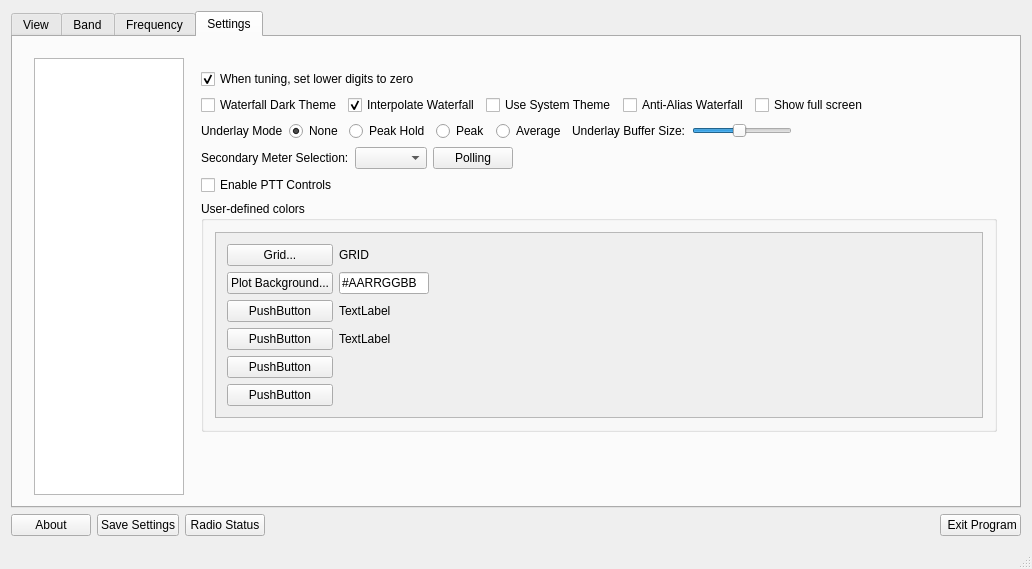
Before: the Qt Designer form wfmain.ui in adecarolis/wfweb, drawn with Qt 5.
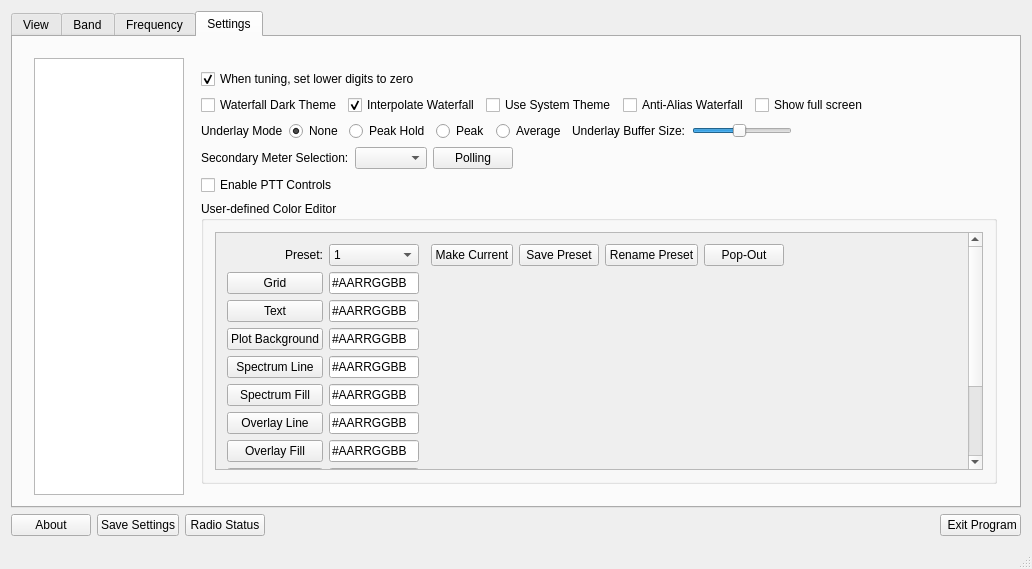
After: the same form once the commit is applied. Custom widgets are drawn as their Qt base class.

Commit message: Color preferences. We can now set a single color and also detach the settings tab.

What changed in the file:
```diff
--- a/wfmain.ui
+++ b/wfmain.ui
@@ -3090,7 +3090,7 @@
                  </size>
                 </property>
                 <property name="title">
-                 <string>User-defined colors</string>
+                 <string>User-defined Color Editor</string>
                 </property>
                 <layout class="QGridLayout" name="gridLayout_4">
                  <item row="0" column="0">
@@ -3104,87 +3104,186 @@
                       <x>0</x>
                       <y>0</y>
                       <width>767</width>
-                      <height>192</height>
+                      <height>372</height>
                      </rect>
                     </property>
                     <layout class="QGridLayout" name="gridLayout_2">
-                     <item row="0" column="3">
-                      <spacer name="horizontalSpacer_29">
-                       <property name="orientation">
-                        <enum>Qt::Horizontal</enum>
-                       </property>
-                       <property name="sizeHint" stdset="0">
-                        <size>
-                         <width>40</width>
-                         <height>20</height>
-                        </size>
-                       </property>
-                      </spacer>
+                     <item row="11" column="2">
+                      <widget class="QLedLabel" name="colorSwatchMeterAverage" native="true"/>
                      </item>
-                     <item row="0" column="0">
-                      <widget class="QPushButton" name="colorSetBtnGrid">
-                       <property name="text">
-                        <string>Grid...</string>
-                       </property>
-                      </widget>
-                     </item>
-                     <item row="4" column="0">
-                      <widget class="QPushButton" name="pushButton_3">
-                       <property name="text">
-                        <string>PushButton</string>
-                       </property>
-                      </widget>
+                     <item row="4" column="2">
+                      <widget class="QLedLabel" name="colorSwatchPlotBackground" native="true"/>
                      </item>
                      <item row="3" column="1">
-                      <widget class="QLabel" name="label_46">
+                      <widget class="QLineEdit" name="colorEditText">
+                       <property name="maximumSize">
+                        <size>
+                         <width>90</width>
+                         <height>16777215</height>
+                        </size>
+                       </property>
                        <property name="text">
-                        <string>TextLabel</string>
+                        <string>#AARRGGBB</string>
                        </property>
                       </widget>
                      </item>
-                     <item row="3" column="0">
-                      <widget class="QPushButton" name="pushButton_4">
+                     <item row="8" column="1">
+                      <widget class="QLineEdit" name="colorEditOverlayFill">
+                       <property name="maximumSize">
+                        <size>
+                         <width>90</width>
+                         <height>16777215</height>
+                        </size>
+                       </property>
                        <property name="text">
-                        <string>PushButton</string>
+                        <string>#AARRGGBB</string>
                        </property>
                       </widget>
                      </item>
-                     <item row="5" column="0">
-                      <widget class="QPushButton" name="pushButton_2">
+                     <item row="7" column="2">
+                      <widget class="QLedLabel" name="colorSwatchOverlayLine" native="true"/>
+                     </item>
+                     <item row="6" column="2">
+                      <widget class="QLedLabel" name="colorSwatchSpecLine_2" native="true"/>
+                     </item>
+                     <item row="7" column="0">
+                      <widget class="QPushButton" name="colorSetBtnOverlayLine">
                        <property name="text">
-                        <string>PushButton</string>
+                        <string>Overlay Line</string>
+                       </property>
+                      </widget>
+                     </item>
+                     <item row="4" column="1">
+                      <widget class="QLineEdit" name="colorEditPlotBackground">
+                       <property name="maximumSize">
+                        <size>
+                         <width>90</width>
+                         <height>16777215</height>
+                        </size>
+                       </property>
+                       <property name="text">
+                        <string>#AARRGGBB</string>
+                       </property>
+                      </widget>
+                     </item>
+                     <item row="1" column="5">
+                      <widget class="QPushButton" name="colorRenamePreset">
+                       <property name="text">
+                        <string>Rename Preset</string>
+                       </property>
+                      </widget>
+                     </item>
+                     <item row="3" column="2">
+                      <widget class="QLedLabel" name="colorSwatchText" native="true"/>
+                     </item>
+                     <item row="12" column="1">
+                      <widget class="QLineEdit" name="colorEditMeterPeak">
+                       <property name="maximumSize">
+                        <size>
+                         <width>90</width>
+                         <height>16777215</height>
+                        </size>
+                       </property>
+                       <property name="text">
+                        <string>#AARRGGBB</string>
+                       </property>
+                      </widget>
+                     </item>
+                     <item row="11" column="0">
+                      <widget class="QPushButton" name="colorSetBtnMeterAvg">
+                       <property name="text">
+                        <string>Meter Average</string>
+                       </property>
+                      </widget>
+                     </item>
+                     <item row="12" column="2">
+                      <widget class="QLedLabel" name="colorSwatchMeterPeak" native="true"/>
+                     </item>
+                     <item row="11" column="1">
+                      <widget class="QLineEdit" name="colorEditMeterAvg">
+                       <property name="maximumSize">
+                        <size>
+                         <width>90</width>
+                         <height>16777215</height>
+                        </size>
+                       </property>
+                       <property name="text">
+                        <string>#AARRGGBB</string>
+                       </property>
+                      </widget>
+                     </item>
+                     <item row="6" column="0">
+                      <widget class="QPushButton" name="colorSetBtnSpecFill">
+                       <property name="text">
+                        <string>Spectrum Fill</string>
                        </property>
                       </widget>
                      </item>
                      <item row="1" column="0">
-                      <widget class="QPushButton" name="colorSetBtnPlotBackground">
+                      <widget class="QLabel" name="colorPresetLabel">
                        <property name="text">
-                        <string>Plot Background...</string>
+                        <string>Preset:</string>
                        </property>
-                      </widget>
-                     </item>
-                     <item row="0" column="1">
-                      <widget class="QLabel" name="colorLabelGrid">
-                       <property name="text">
-                        <string>GRID</string>
+                       <property name="alignment">
+                        <set>Qt::AlignRight|Qt::AlignTrailing|Qt::AlignVCenter</set>
                        </property>
                       </widget>
                      </item>
-                     <item row="2" column="0">
-                      <widget class="QPushButton" name="pushButton">
-                       <property name="text">
-                        <string>PushButton</string>
+                     <item row="1" column="1">
+                      <widget class="QComboBox" name="colorPresetCombo">
+                       <property name="maximumSize">
+                        <size>
+                         <width>90</width>
+                         <height>16777215</height>
+                        </size>
                        </property>
+                       <item>
+                        <property name="text">
+                         <string>1</string>
+                        </property>
+                       </item>
+                       <item>
+                        <property name="text">
+                         <string>2</string>
+                        </property>
+                       </item>
+                       <item>
+                        <property name="text">
+                         <string>3</string>
+                        </property>
+                       </item>
+                       <item>
+                        <property name="text">
+                         <string>4</string>
+                        </property>
+                       </item>
+                       <item>
+                        <property name="text">
+                         <string>5</string>
+                        </property>
+                       </item>
                       </widget>
                      </item>
-                     <item row="2" column="1">
-                      <widget class="QLabel" name="label_45">
+                     <item row="1" column="2">
+                      <widget class="QWidget" name="colorDummyLed" native="true"/>
+                     </item>
+                     <item row="10" column="2">
+                      <widget class="QLedLabel" name="colorSwatchMeterLevel" native="true"/>
+                     </item>
+                     <item row="5" column="1">
+                      <widget class="QLineEdit" name="colorEditSpecLine">
+                       <property name="maximumSize">
+                        <size>
+                         <width>90</width>
+                         <height>16777215</height>
+                        </size>
+                       </property>
                        <property name="text">
-                        <string>TextLabel</string>
+                        <string>#AARRGGBB</string>
                        </property>
                       </widget>
                      </item>
-                     <item row="0" column="2">
+                     <item row="2" column="2">
                       <widget class="QLedLabel" name="colorSwatchGrid" native="true">
                        <property name="minimumSize">
                         <size>
@@ -3200,8 +3299,15 @@
                        </property>
                       </widget>
                      </item>
-                     <item row="1" column="1">
-                      <widget class="QLineEdit" name="colorLinePlotBackground">
+                     <item row="5" column="0">
+                      <widget class="QPushButton" name="colorSetBtnSpecLine">
+                       <property name="text">
+                        <string>Spectrum Line</string>
+                       </property>
+                      </widget>
+                     </item>
+                     <item row="7" column="1">
+                      <widget class="QLineEdit" name="colorEditOverlayLine">
                        <property name="maximumSize">
                         <size>
                          <width>90</width>
@@ -3213,8 +3319,149 @@
                        </property>
                       </widget>
                      </item>
-                     <item row="1" column="2">
-                      <widget class="QLedLabel" name="colorSwatchPlotBackground" native="true"/>
+                     <item row="2" column="1">
+                      <widget class="QLineEdit" name="colorEditGrid">
+                       <property name="maximumSize">
+                        <size>
+                         <width>90</width>
+                         <height>16777215</height>
+                        </size>
+                       </property>
+                       <property name="text">
+                        <string>#AARRGGBB</string>
+                       </property>
+                      </widget>
+                     </item>
+                     <item row="4" column="0">
+                      <widget class="QPushButton" name="colorSetBtnPlotBackground">
+                       <property name="text">
+                        <string>Plot Background</string>
+                       </property>
+                      </widget>
+                     </item>
+                     <item row="1" column="7">
+                      <spacer name="colorHorizSpacerTopLine">
+                       <property name="orientation">
+                        <enum>Qt::Horizontal</enum>
+                       </property>
+                       <property name="sizeHint" stdset="0">
+                        <size>
+                         <width>40</width>
+                         <height>20</height>
+                        </size>
+                       </property>
+                      </spacer>
+                     </item>
+                     <item row="3" column="0">
+                      <widget class="QPushButton" name="colorSetBtnText">
+                       <property name="text">
+                        <string>Text</string>
+                       </property>
+                      </widget>
+                     </item>
+                     <item row="10" column="0">
+                      <widget class="QPushButton" name="colorSetBtnMeterLevel">
+                       <property name="text">
+                        <string>Meter Level</string>
+                       </property>
+                      </widget>
+                     </item>
+                     <item row="5" column="2">
+                      <widget class="QLedLabel" name="colorSwatchSpecLine" native="true"/>
+                     </item>
+                     <item row="2" column="0">
+                      <widget class="QPushButton" name="colorSetBtnGrid">
+                       <property name="text">
+                        <string>Grid</string>
+                       </property>
+                      </widget>
+                     </item>
+                     <item row="1" column="3">
+                      <widget class="QPushButton" name="colorMakeCurrentBtn">
+                       <property name="text">
+                        <string>Make Current</string>
+                       </property>
+                      </widget>
+                     </item>
+                     <item row="1" column="4">
+                      <widget class="QPushButton" name="colorSavePresetBtn">
+                       <property name="text">
+                        <string>Save Preset</string>
+                       </property>
+                      </widget>
+                     </item>
+                     <item row="8" column="2">
+                      <widget class="QLedLabel" name="colorSwatchOverlayFill" native="true"/>
+                     </item>
+                     <item row="10" column="1">
+                      <widget class="QLineEdit" name="colorEditMeterLevel">
+                       <property name="maximumSize">
+                        <size>
+                         <width>90</width>
+                         <height>16777215</height>
+                        </size>
+                       </property>
+                       <property name="text">
+                        <string>#AARRGGBB</string>
+                       </property>
+                      </widget>
+                     </item>
+                     <item row="6" column="1">
+                      <widget class="QLineEdit" name="colorEditSpecFill">
+                       <property name="maximumSize">
+                        <size>
+                         <width>90</width>
+                         <height>16777215</height>
+                        </size>
+                       </property>
+                       <property name="text">
+                        <string>#AARRGGBB</string>
+                       </property>
+                      </widget>
+                     </item>
+                     <item row="12" column="0">
+                      <widget class="QPushButton" name="colorSetBtnMeterPeak">
+                       <property name="text">
+                        <string>Meter Peak</string>
+                       </property>
+                      </widget>
+                     </item>
+                     <item row="1" column="6">
+                      <widget class="QPushButton" name="colorPopOutBtn">
+                       <property name="text">
+                        <string>Pop-Out</string>
+                       </property>
+                      </widget>
+                     </item>
+                     <item row="8" column="0">
+                      <widget class="QPushButton" name="colorSetBtnOverlayFill">
+                       <property name="text">
+                        <string>Overlay Fill</string>
+                       </property>
+                      </widget>
+                     </item>
+                     <item row="9" column="0">
+                      <widget class="QPushButton" name="colorSetBtnTuningLine">
+                       <property name="text">
+                        <string>Tuning Line</string>
+                       </property>
+                      </widget>
+                     </item>
+                     <item row="9" column="1">
+                      <widget class="QLineEdit" name="colorEditTuningLine">
+                       <property name="maximumSize">
+                        <size>
+                         <width>90</width>
+                         <height>16777215</height>
+                        </size>
+                       </property>
+                       <property name="text">
+                        <string>#AARRGGBB</string>
+                       </property>
+                      </widget>
+                     </item>
+                     <item row="9" column="2">
+                      <widget class="QLedLabel" name="colorSwatchTuningLine" native="true"/>
                      </item>
                     </layout>
                    </widget>
```
The commit also changes 6 other files.
